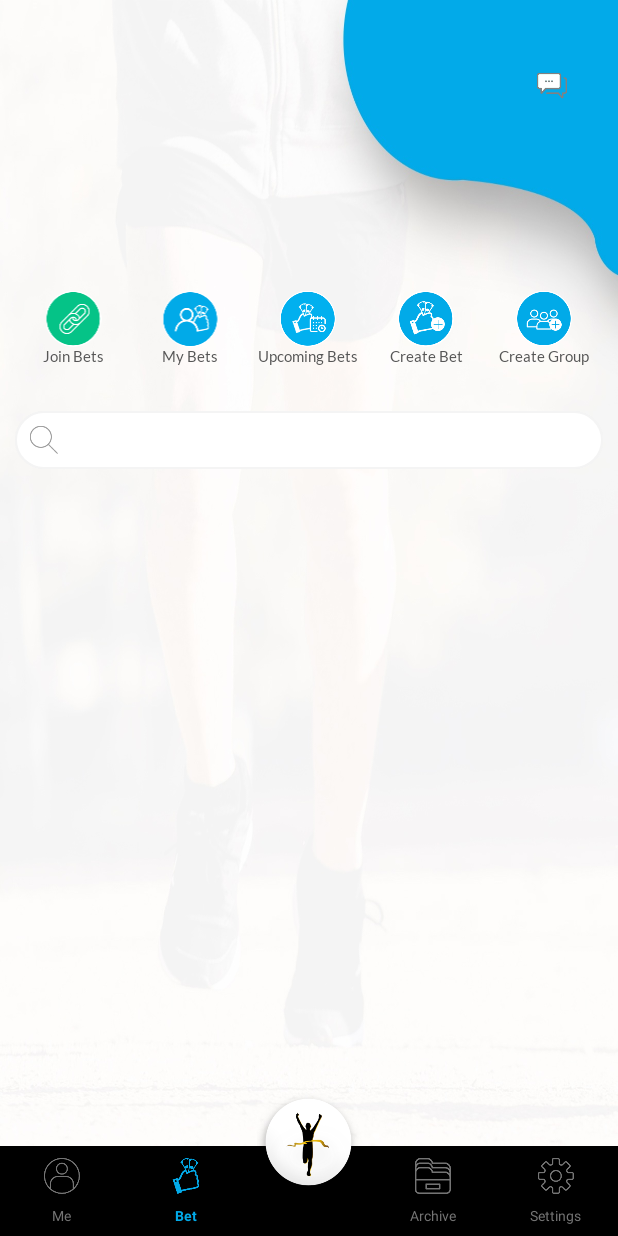
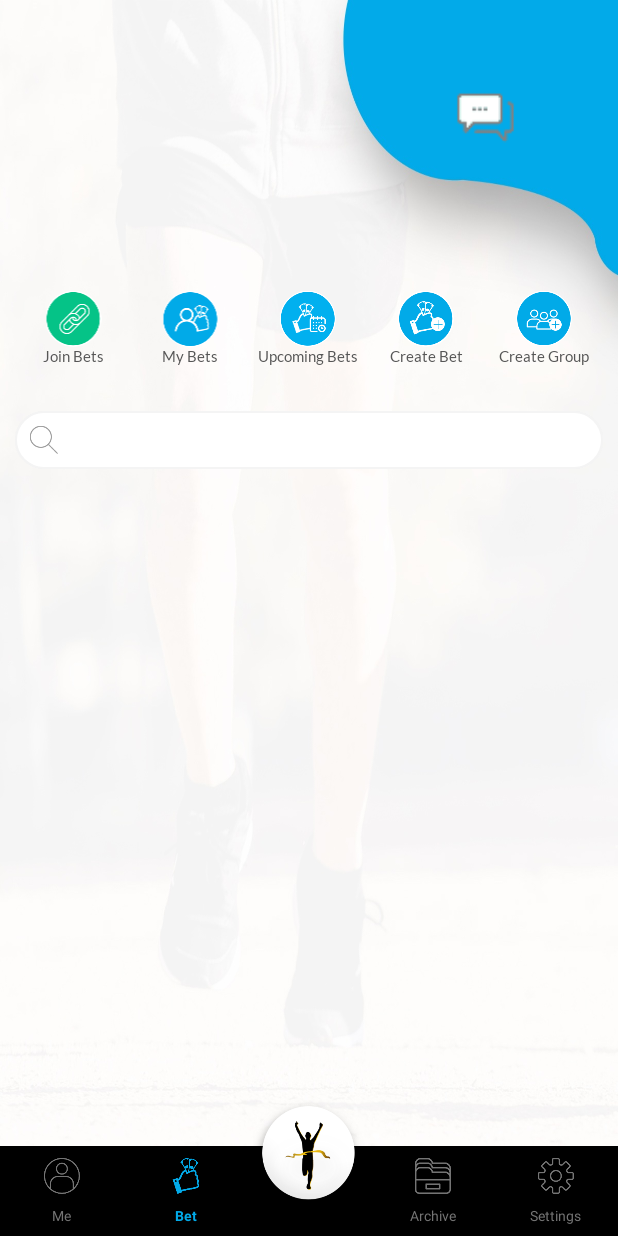
Before and after one commit to eficaz/My-Fit-Bet, an Android app: the fragment BetFragment placed in its activity, item 2 of the bottom bar chosen, on a phone screen of 412 x 824 dp. Run offline under Robolectric (Android 15) with nearby library versions, the phone set to English and light mode, and no system bars; our stand-ins replace ButterKnife, CircleImageView; libraries missing offline, so code that uses them is left out: com.loopj.android, lal.adhish.gifprogressbar, pl.aprilapps.easyphotopicker; network calls fail; 4 statements that could not run were skipped.

Commit message:
bug fix 1

```diff
--- a/app/src/main/java/com/androidapp/fitbet/LoginActivity.java
+++ b/app/src/main/java/com/androidapp/fitbet/LoginActivity.java
@@ -345,7 +345,6 @@ public class LoginActivity extends AppCompatActivity implements GoogleApiClient.
             String msg = jsonObject.getString("Msg");
             if(status.trim().equals("Ok")){
                 CustomProgress.getInstance().hideProgress();
-                Utils.showCustomToastMsg(LoginActivity.this, msg);
                 startActivity(new Intent(LoginActivity.this, DashBoardActivity.class));
                 finish();
 
--- a/app/src/main/java/com/androidapp/fitbet/network/RetroInterface.java
+++ b/app/src/main/java/com/androidapp/fitbet/network/RetroInterface.java
@@ -4,6 +4,9 @@ import okhttp3.MultipartBody;
 import okhttp3.RequestBody;
 import okhttp3.ResponseBody;
 import retrofit2.Call;
+import retrofit2.http.Body;
+import retrofit2.http.Field;
+import retrofit2.http.FormUrlEncoded;
 import retrofit2.http.GET;
 import retrofit2.http.Multipart;
 import retrofit2.http.POST;
@@ -223,6 +226,10 @@ public interface RetroInterface {
     Call<ResponseBody> Betdetail(@Query("betid") String betId ,
                                @Query("reg_key")String regkey);
 
+    @GET("bet/declineinvite?")
+    Call<ResponseBody> declineInvite(@Query("reg_key") String regKey ,
+                                 @Query("betid") String betId);
+
     @GET("bet/betloserdetails?")
     Call<ResponseBody> LoserDetail(@Query("betid") String betId ,
                                  @Query("reg_key")String regkey);
--- a/app/src/main/java/com/androidapp/fitbet/ui/fragments/BetFragment.java
+++ b/app/src/main/java/com/androidapp/fitbet/ui/fragments/BetFragment.java
@@ -74,6 +74,7 @@ import retrofit2.Callback;
 import retrofit2.Response;
 
 import static android.content.Context.LOCATION_SERVICE;
+import static com.androidapp.fitbet.utils.Contents.BET_START_STATUS;
 import static com.androidapp.fitbet.utils.Contents.DASH_BOARD_CREDIT_SCORE;
 import static com.androidapp.fitbet.utils.Contents.DASH_BOARD_POSICTION;
 import static com.androidapp.fitbet.utils.Contents.DASH_BOARD_USERS;
@@ -162,8 +163,8 @@ public class BetFragment extends Fragment implements LocationReceiveListener {
 private LocationReceiveListener locationReceiveListener;
     @Override
     public void onDestroy() {
-if(SLApplication.isServiceRunning)
-stopLocationService();
+        if(!AppPreference.getPrefsHelper().getPref(BET_START_STATUS,"").equals("true")&&SLApplication.isServiceRunning)
+            stopLocationService();
 
         super.onDestroy();
     }
@@ -172,9 +173,9 @@ stopLocationService();
 
     @Override
     public void onStop() {
-        System.out.println("Live bet inside onStop ");
-        if (SLApplication.isServiceRunning) {
-            System.out.println("Live bet stopping service ");
+        System.out.println("Bet inside onStop ");
+        if(!AppPreference.getPrefsHelper().getPref(BET_START_STATUS,"").equals("true")&&SLApplication.isServiceRunning) {
+            System.out.println("Bet stopping service ");
             stopLocationService();
         }
         super.onStop();
--- a/app/src/main/res/layout/activity_bet_creation.xml
+++ b/app/src/main/res/layout/activity_bet_creation.xml
@@ -52,7 +52,7 @@
         <LinearLayout
             android:layout_width="match_parent"
             android:layout_height="0dp"
-            android:layout_weight="25"
+            android:layout_weight="27"
             android:layout_marginTop="20dp"
             android:padding="10dp"
             android:background="@drawable/shape_button_roud_corner1"
@@ -367,9 +367,10 @@
             <TableRow
                 android:layout_width="match_parent"
                 android:layout_height="0dp"
+                android:gravity="center"
                 android:layout_marginLeft="20dp"
                 android:layout_marginRight="20dp"
-                android:layout_weight="1" >
+                android:layout_weight="1.5" >
                 <RelativeLayout android:layout_height="wrap_content"
                     android:layout_width="wrap_content"
                     android:orientation="horizontal">
--- a/app/src/main/res/layout/activity_message_list.xml
+++ b/app/src/main/res/layout/activity_message_list.xml
@@ -211,7 +211,6 @@
                             android:text="@string/no_bets" />
                         <androidx.recyclerview.widget.RecyclerView
                             android:id="@+id/list"
-                            android:background="@color/transparent"
                             android:layout_marginRight="@dimen/margin_5"
                             android:layout_marginLeft="@dimen/margin_5"
                             android:layout_width="match_parent"
--- a/app/src/main/res/layout/activity_my_bet_user_invite.xml
+++ b/app/src/main/res/layout/activity_my_bet_user_invite.xml
@@ -96,7 +96,7 @@
 
                         <androidx.recyclerview.widget.RecyclerView
                             android:id="@+id/invite_group_list"
-                            android:background="@color/transparent"
+
                             android:layout_width="match_parent"
                             android:layout_marginTop="40dp"
                             android:layout_height="match_parent" />
--- a/app/src/main/res/layout/alert_two_buttons.xml
+++ b/app/src/main/res/layout/alert_two_buttons.xml
@@ -15,6 +15,7 @@
         android:paddingRight="12dp"
         android:paddingTop="16dp"
         android:textAlignment="center"
+        android:fontFamily="@font/lato_bold"
         android:textColor="#000"
         android:textSize="19sp"
         android:textStyle="bold" />
@@ -26,6 +27,7 @@
         android:layout_below="@id/title"
         android:paddingBottom="16dp"
         android:paddingLeft="12dp"
+        android:fontFamily="@font/lato_regular"
         android:paddingRight="12dp"
         android:paddingTop="4dp"
         android:textAlignment="center"
@@ -48,6 +50,7 @@
             android:id="@+id/dialogButtonNO"
             android:layout_width="match_parent"
             android:layout_height="wrap_content"
+            android:fontFamily="@font/lato_bold"
             android:layout_weight="1"
             android:paddingBottom="12dp"
             android:paddingTop="12dp"
@@ -69,6 +72,7 @@
             android:layout_weight="1"
             android:paddingBottom="12dp"
             android:paddingTop="12dp"
+            android:fontFamily="@font/lato_bold"
             android:stateListAnimator="@null"
             android:textAlignment="center"
             android:textColor="#007aff"
--- a/app/src/main/res/layout/bet_fragment_layout.xml
+++ b/app/src/main/res/layout/bet_fragment_layout.xml
@@ -10,7 +10,7 @@
         android:layout_width="match_parent"
         android:layout_height="0dp"
         android:layout_gravity="center"
-        android:gravity="center|left"
+        android:gravity="center|start"
         android:layout_weight="2">
 
 
@@ -33,22 +33,20 @@
     <TableRow
         android:layout_width="0dp"
         android:layout_weight="1"
-        android:gravity="right|center"
-        android:layout_height="wrap_content"
-        android:layout_gravity="right|center">
+        android:gravity="center"
+        android:layout_height="wrap_content">
         <TableRow
             android:id="@+id/messgae_row"
             android:layout_width="wrap_content"
             android:layout_height="wrap_content"
-            android:padding="5dp"
+            android:layout_marginTop="@dimen/margin_20"
+            android:layout_marginStart="@dimen/margin_30"
             >
         <ImageView
             android:id="@+id/imageView2"
-            android:layout_width="wrap_content"
-            android:layout_gravity="right"
-            android:layout_marginRight="20dp"
-            android:layout_height="wrap_content"
-            android:background="@drawable/top_mesage_icon" />
+            android:layout_width="@dimen/size_70"
+            android:layout_height="@dimen/size_70"
+            android:src="@drawable/top_mesage_icon" />
         </TableRow>
     </TableRow>
     </TableRow>
--- a/app/src/main/res/layout/live_bet.xml
+++ b/app/src/main/res/layout/live_bet.xml
@@ -231,13 +231,14 @@
 
     <androidx.recyclerview.widget.RecyclerView
         android:id="@+id/recyclerView"
-        android:layout_width="match_parent"
-        android:layout_height="wrap_content"
+        android:layout_width="0dp"
+        android:layout_height="0dp"
         android:visibility="visible"
         android:nestedScrollingEnabled="true"
         android:layout_marginStart="@dimen/margin_10"
         android:layout_marginEnd="@dimen/margin_10"
         android:layout_marginTop="@dimen/margin_10"
+        android:layout_marginBottom="@dimen/margin_10"
         app:layout_constraintBottom_toBottomOf="parent"
         app:layout_constraintEnd_toEndOf="parent"
         app:layout_constraintStart_toStartOf="parent"
--- a/app/src/main/res/layout/sactivity_dashboard.xml
+++ b/app/src/main/res/layout/sactivity_dashboard.xml
@@ -22,7 +22,7 @@
         android:layout_height="60dp"
         android:clipChildren="false"
         android:elevation="3dp"
-android:layout_alignParentBottom="true"
+        android:layout_alignParentBottom="true"
         app:labelVisibilityMode="labeled"
         app:itemIconTint="@drawable/navigation_selector"
         app:itemTextColor="@drawable/navigation_selector"
@@ -33,9 +33,9 @@ android:layout_alignParentBottom="true"
     </RelativeLayout>
     <ImageView
         android:id="@+id/fab"
-        android:layout_width="@dimen/size_70"
-        android:layout_height="@dimen/size_70"
-        android:layout_marginBottom="25dp"
+        android:layout_width="@dimen/size_75"
+        android:layout_height="@dimen/size_75"
+    android:layout_marginBottom="@dimen/margin_15"
         android:scaleType="fitXY"
         app:backgroundTint="@android:color/transparent"
         app:layout_anchor="@id/navigationView"
--- a/app/src/main/res/values/dimens.xml
+++ b/app/src/main/res/values/dimens.xml
@@ -99,5 +99,6 @@
     <dimen name="tool_bar_height">56dp</dimen>
     <dimen name="text_margin">12dp</dimen>
     <dimen name="margin_50">50dp</dimen>
+    <dimen name="size_75">75dp</dimen>
 
 </resources>
```
Also changed, not shown: app/src/main/java/com/androidapp/fitbet/service/LocService.java (+6 -17 lines), app/src/main/java/com/androidapp/fitbet/ui/ArchiveListMapDetailedActivity.java (+54 -9 lines), app/src/main/java/com/androidapp/fitbet/ui/DashBoardActivity.java (+11 -0 lines), app/src/main/java/com/androidapp/fitbet/ui/adapters/JoinBetsDetailsListAdapter.java (+16 -3 lines), app/src/main/java/com/androidapp/fitbet/ui/adapters/UpcommingBetsDetailsListAdapter.java (+71 -29 lines), app/src/main/java/com/androidapp/fitbet/ui/fragments/LiveBetFragment.java (+47 -19 lines), app/src/main/res/layout/activity_edit_bet_creation.xml (+7 -8 lines), app/src/main/res/layout/up_comming_bets_details_item_list.xml (+11 -8 lines).
